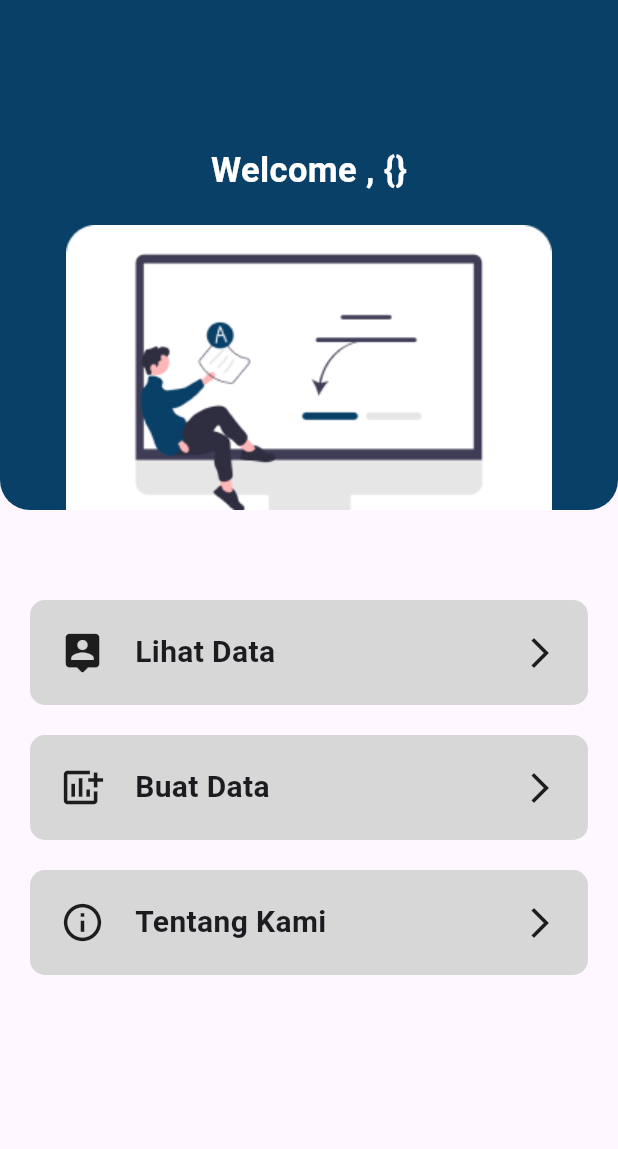
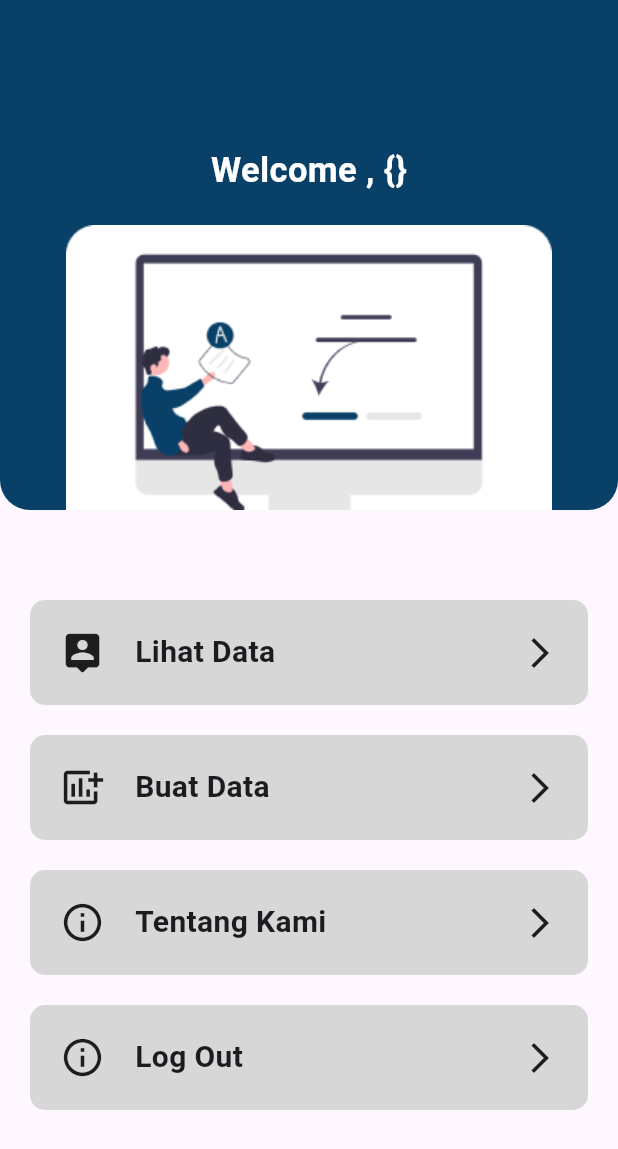
Before and after one commit to LangKingz/Aplikasi-Sertifikasi, a Flutter app: the HomeScreen screen opened directly with empty values, on a phone screen of 412 x 824 dp. Shown: the top 1149 px of the screen. Run offline on Flutter 3.47's test engine with Material 3 defaults, Android fonts, the phone set to English and light mode, and no system bars.

Commit message:
login ecek1

```diff
--- a/lib/pages/home.dart
+++ b/lib/pages/home.dart
@@ -3,6 +3,7 @@ import 'package:flutter/widgets.dart';
 import 'package:praktek/pages/crud/create.dart';
 import 'package:praktek/pages/crud/lihat_data.dart';
 import 'package:praktek/pages/information.dart';
+import 'package:praktek/pages/login.dart';
 
 class HomeScreen extends StatelessWidget {
   final user;
@@ -140,6 +141,46 @@ class HomeScreen extends StatelessWidget {
                         ),
                       ),
                     ),
+                    const SizedBox(
+                      height: 20,
+                    ),
+                    GestureDetector(
+                      onTap: () => Navigator.push(
+                          context,
+                          MaterialPageRoute(
+                              builder: (context) => const LoginPages())),
+                      child: Container(
+                        height: 70,
+                        padding: const EdgeInsets.all(20),
+                        decoration: BoxDecoration(
+                          color: Color(0xffd7d7d7),
+                          borderRadius: BorderRadius.circular(10),
+                        ),
+                        width: double.infinity,
+                        child: const Row(
+                          mainAxisAlignment: MainAxisAlignment.spaceBetween,
+                          children: [
+                            Row(
+                              children: [
+                                Icon(
+                                  Icons.info_outline,
+                                  size: 30,
+                                ),
+                                SizedBox(width: 20),
+                                Text(
+                                  "Log Out ",
+                                  style: TextStyle(
+                                    fontSize: 20,
+                                    fontWeight: FontWeight.bold,
+                                  ),
+                                ),
+                              ],
+                            ),
+                            Icon(Icons.arrow_forward_ios)
+                          ],
+                        ),
+                      ),
+                    ),
                   ],
                 ),
               ),
```
